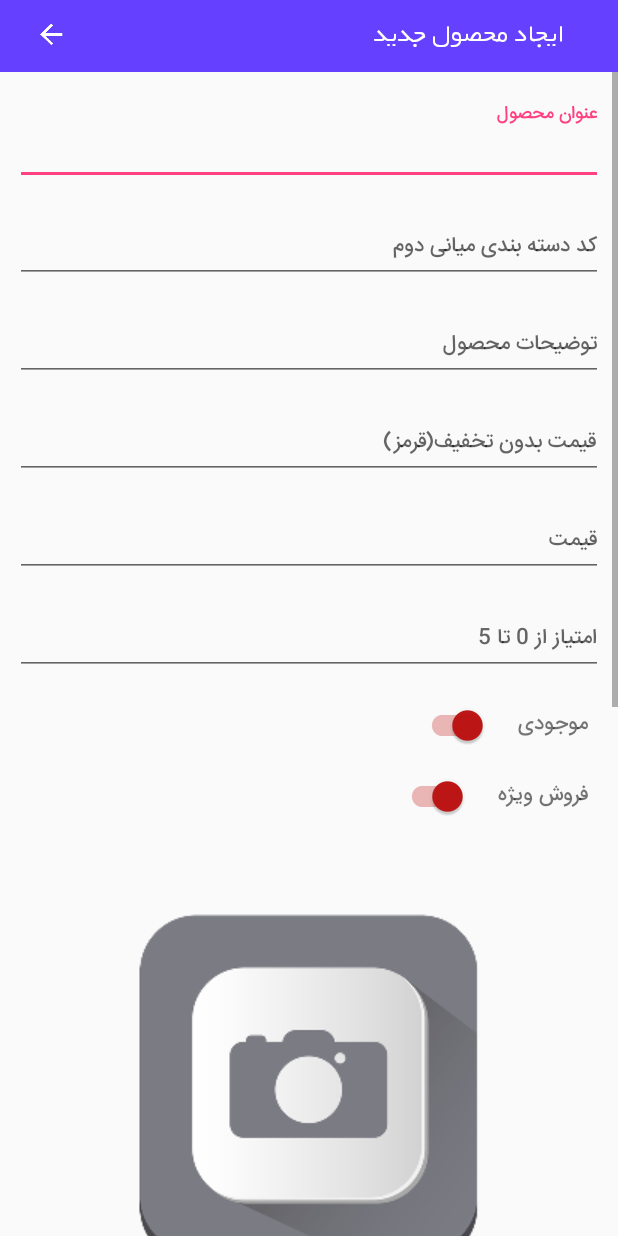
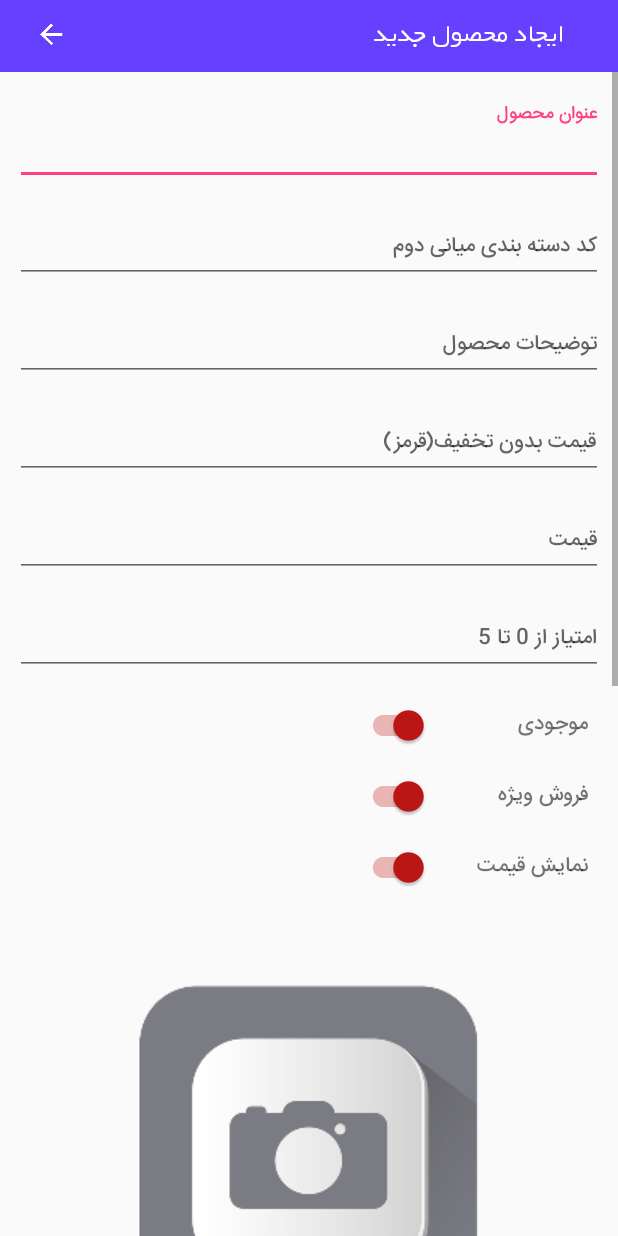
Before and after one commit to worldsat/KoshanGazAdmin, an Android app: the New_Product screen opened directly, with no data from a screen before it, on a phone screen of 412 x 824 dp. Run offline under Robolectric (Android 15) with nearby library versions, the phone set to English and light mode, and no system bars; our stand-ins replace Volley; libraries missing offline, so code that uses them is left out: com.afollestad.materialdialogs; pictures from the network do not load.

Commit message:
نمایش قیمت

```diff
--- a/app/src/main/java/ir/koshangas/pasargad/product/getProductsAdapter.java
+++ b/app/src/main/java/ir/koshangas/pasargad/product/getProductsAdapter.java
@@ -28,7 +28,7 @@ import ir.koshangas.pasargad.R;
 public class getProductsAdapter extends RecyclerView.Adapter<RecyclerView.ViewHolder> {
 
 
-    private List<String> ImageItems, IdItems, DescriptionItems, NameItems, SpecialItems, priceItems, Image1Items, CategoryItems;
+    private List<String> ImageItems, IdItems,ShowPrice, DescriptionItems, NameItems, SpecialItems, priceItems, Image1Items, CategoryItems;
     private List<String> DiscountItems, Image2Items, VotesItems, Image3Items, Image4Items, Image5Items, Image6Items, OtherItems, AvaiableItems;
 
 
@@ -47,7 +47,7 @@ public class getProductsAdapter extends RecyclerView.Adapter<RecyclerView.ViewHo
     private DecimalFormat formatter = new DecimalFormat("###,###,###,###");
 
 
-    public getProductsAdapter(final Context context, List<String> DiscountItems, List<String> IdItems, List<String> DescriptionItems, List<String> NameItems, List<String> priceItems, List<String> ImageItems, List<String> Image1Items, List<String> Image2Items, List<String> VotesItems, List<String> Image3Items, List<String> Image4Items, List<String> Image5Items, List<String> Image6Items, List<String> OtherItems, List<String> CategoryItems, List<String> AvaiableItems, List<String> SpecialItems, RecyclerView recyclerViewlist) {
+    public getProductsAdapter(final Context context,List<String>ShowPrice, List<String> DiscountItems, List<String> IdItems, List<String> DescriptionItems, List<String> NameItems, List<String> priceItems, List<String> ImageItems, List<String> Image1Items, List<String> Image2Items, List<String> VotesItems, List<String> Image3Items, List<String> Image4Items, List<String> Image5Items, List<String> Image6Items, List<String> OtherItems, List<String> CategoryItems, List<String> AvaiableItems, List<String> SpecialItems, RecyclerView recyclerViewlist) {
 
         this.DiscountItems = DiscountItems;
         this.IdItems = IdItems;
@@ -68,6 +68,7 @@ public class getProductsAdapter extends RecyclerView.Adapter<RecyclerView.ViewHo
         this.CategoryItems = CategoryItems;
         this.AvaiableItems = AvaiableItems;
         this.SpecialItems = SpecialItems;
+        this.ShowPrice = ShowPrice;
 
 //---------------------------
         final LinearLayoutManager linearLayoutManager = (LinearLayoutManager) mRecyclerViewlist.getLayoutManager();
@@ -163,6 +164,7 @@ public class getProductsAdapter extends RecyclerView.Adapter<RecyclerView.ViewHo
                         intent.putExtra("price", priceItems.get(position));
                         intent.putExtra("MainImageItems", ImageItems.get(position));
                         intent.putExtra("votes", VotesItems.get(position));
+                        intent.putExtra("ShowPrice", ShowPrice.get(position));
                         //intent.putExtra("OtherImage", OtherItems.get(position).split(","));
 
 
--- a/app/src/main/res/layout/activity_new_product.xml
+++ b/app/src/main/res/layout/activity_new_product.xml
@@ -199,21 +199,22 @@
                     android:orientation="horizontal">
 
 
-
                     <android.support.v7.widget.SwitchCompat
                         android:id="@+id/switchPicture"
-                        android:layout_width="wrap_content"
+                        android:layout_width="0dp"
                         android:layout_height="wrap_content"
                         android:layout_marginRight="20dp"
+                        android:layout_weight="0.5"
                         android:checked="true"
                         android:theme="@style/MySwitch"
                         android:visibility="visible" />
 
                     <TextView
                         android:id="@+id/textView18"
-                        android:layout_width="wrap_content"
+                        android:layout_width="0dp"
                         android:layout_height="match_parent"
                         android:layout_gravity="right"
+                        android:layout_weight="0.5"
                         android:fontFamily="@font/sans_bold"
                         android:gravity="center_vertical"
                         android:text="موجودی"
@@ -231,22 +232,55 @@
 
                     <android.support.v7.widget.SwitchCompat
                         android:id="@+id/switchSpecial"
-                        android:layout_width="wrap_content"
+                        android:layout_width="0dp"
                         android:layout_height="wrap_content"
                         android:layout_marginRight="20dp"
+                        android:layout_weight="0.5"
                         android:checked="true"
                         android:theme="@style/MySwitch"
                         android:visibility="visible" />
 
                     <TextView
                         android:id="@+id/specialSwith"
-                        android:layout_width="wrap_content"
+                        android:layout_width="0dp"
+                        android:layout_height="match_parent"
+                        android:layout_gravity="right"
+                        android:layout_weight="0.5"
+                        android:fontFamily="@font/sans_bold"
+                        android:gravity="center_vertical"
+                        android:text="فروش ویژه"
+                        android:visibility="visible" />
+
+                </LinearLayout>
+                <LinearLayout
+                    android:layout_width="match_parent"
+                    android:layout_height="match_parent"
+                    android:layout_marginLeft="200dp"
+                    android:layout_marginRight="20dp"
+                    android:layout_marginTop="20dp"
+                    android:gravity="right"
+                    android:orientation="horizontal">
+
+                    <android.support.v7.widget.SwitchCompat
+                        android:id="@+id/switchShowPrice"
+                        android:layout_width="0dp"
+                        android:layout_height="wrap_content"
+                        android:layout_marginRight="20dp"
+                        android:layout_weight="0.5"
+                        android:checked="true"
+                        android:theme="@style/MySwitch"
+                        android:visibility="visible" />
+
+                    <TextView
+                        android:id="@+id/specialSwith"
+                        android:layout_width="0dp"
                         android:layout_height="match_parent"
                         android:layout_gravity="right"
                         android:fontFamily="@font/sans_bold"
                         android:gravity="center_vertical"
-                        android:text="فروش ویژه"
-                        android:visibility="visible" />
+                        android:text="نمایش قیمت"
+                        android:visibility="visible"
+                        android:layout_weight="0.5" />
 
                 </LinearLayout>
                 <RelativeLayout
```
Also changed, not shown: app/src/main/java/ir/koshangas/pasargad/DateVolley.java (+9 -3 lines), app/src/main/java/ir/koshangas/pasargad/product/New_Product.java (+26 -5 lines).
